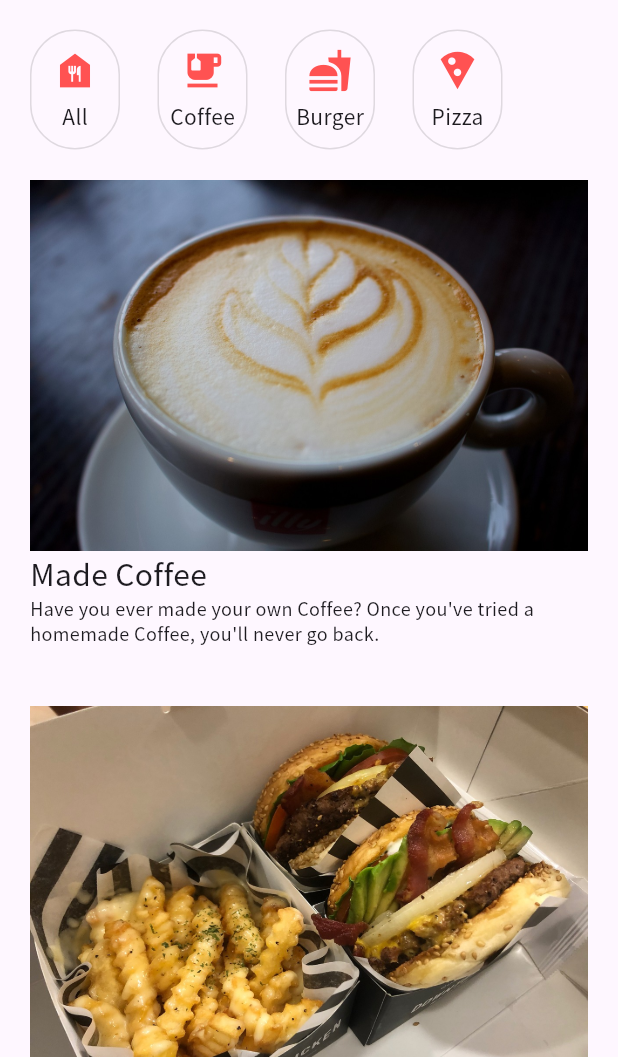
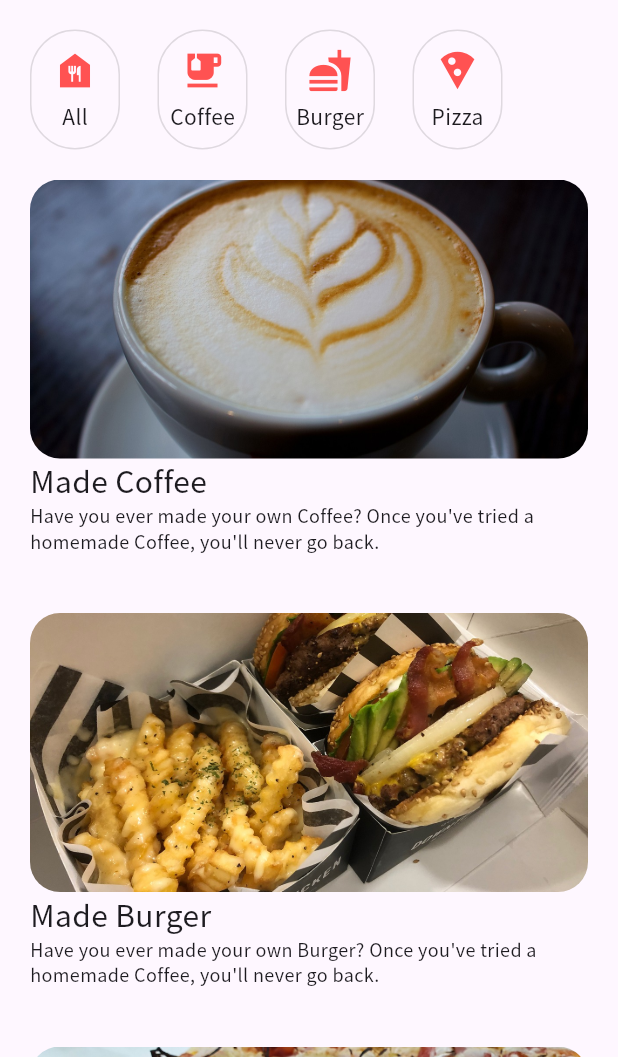
Before and after one commit to seoyeon-haru/flutter_recipe_app, a Flutter app: the screen it shows after launch, on a phone screen of 412 x 824 dp, the part 179-1236 px from its top. Run offline on Flutter 3.47's test engine with Material 3 defaults, Android fonts, the phone set to English and light mode, and no system bars.

```diff
--- a/lib/recipe_list_item.dart
+++ b/lib/recipe_list_item.dart
@@ -1,7 +1,6 @@
 import 'package:flutter/material.dart';
 
 class RecipeListItem extends StatelessWidget {
-
   RecipeListItem(this.path, this.title);
 
   String path;
@@ -14,7 +13,12 @@ class RecipeListItem extends StatelessWidget {
       child: Column(
         crossAxisAlignment: CrossAxisAlignment.start,
         children: [
-          Image.asset(path),
+          AspectRatio(
+            aspectRatio: 2 / 1,
+            child: ClipRRect(
+              borderRadius: BorderRadius.circular(20),
+              child: Image.asset(path,fit: BoxFit.cover,)),
+          ),
           Text(
             'Made $title',
             style: TextStyle(fontSize: 20),
```
